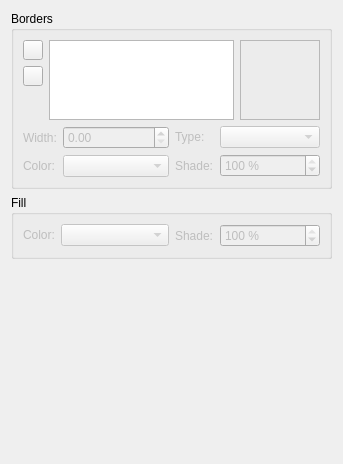
First picture: the form in scribus/ui/propertiespalette_tablebase.ui, repository scribusproject/scribus, before the edit.
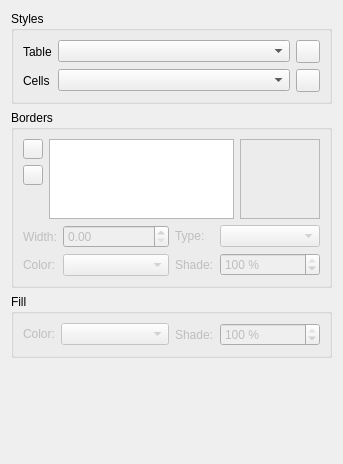
Second picture: the form after the edit. Custom widgets are drawn as their Qt base class.

Commit message: Tables: first part of implementing a gui for table and cell styles.

What changed in the file:
```diff
--- a/scribus/ui/propertiespalette_tablebase.ui
+++ b/scribus/ui/propertiespalette_tablebase.ui
@@ -13,7 +13,76 @@
   <property name="windowTitle">
    <string>Form</string>
   </property>
-  <layout class="QVBoxLayout" name="verticalLayout_4" stretch="1,1,0">
+  <layout class="QVBoxLayout" name="verticalLayout_2">
+   <item>
+    <widget class="QGroupBox" name="groupBox">
+     <property name="title">
+      <string>Styles</string>
+     </property>
+     <layout class="QGridLayout" name="gridLayout">
+      <item row="0" column="0">
+       <widget class="QLabel" name="labelTable">
+        <property name="text">
+         <string>Table</string>
+        </property>
+       </widget>
+      </item>
+      <item row="0" column="1">
+       <widget class="TableStyleComboBox" name="tableStyleCombo">
+        <property name="sizePolicy">
+         <sizepolicy hsizetype="Expanding" vsizetype="Fixed">
+          <horstretch>0</horstretch>
+          <verstretch>0</verstretch>
+         </sizepolicy>
+        </property>
+       </widget>
+      </item>
+      <item row="0" column="2">
+       <widget class="QToolButton" name="buttonClearTableStyle">
+        <property name="text">
+         <string/>
+        </property>
+        <property name="iconSize">
+         <size>
+          <width>16</width>
+          <height>16</height>
+         </size>
+        </property>
+       </widget>
+      </item>
+      <item row="1" column="0">
+       <widget class="QLabel" name="labelCells">
+        <property name="text">
+         <string>Cells</string>
+        </property>
+       </widget>
+      </item>
+      <item row="1" column="1">
+       <widget class="CellStyleComboBox" name="cellStyleCombo">
+        <property name="sizePolicy">
+         <sizepolicy hsizetype="Expanding" vsizetype="Fixed">
+          <horstretch>0</horstretch>
+          <verstretch>0</verstretch>
+         </sizepolicy>
+        </property>
+       </widget>
+      </item>
+      <item row="1" column="2">
+       <widget class="QToolButton" name="buttonClearCellStyle">
+        <property name="text">
+         <string/>
+        </property>
+        <property name="iconSize">
+         <size>
+          <width>16</width>
+          <height>16</height>
+         </size>
+        </property>
+       </widget>
+      </item>
+     </layout>
+    </widget>
+   </item>
    <item>
     <widget class="QGroupBox" name="bordersLayout">
      <property name="title">
@@ -421,6 +490,16 @@
    <extends>QDoubleSpinBox</extends>
    <header>ui/scrspinbox.h</header>
   </customwidget>
+  <customwidget>
+   <class>TableStyleComboBox</class>
+   <extends>QComboBox</extends>
+   <header>ui/spalette.h</header>
+  </customwidget>
+  <customwidget>
+   <class>CellStyleComboBox</class>
+   <extends>QComboBox</extends>
+   <header>ui/spalette.h</header>
+  </customwidget>
  </customwidgets>
  <resources/>
  <connections/>
```
The commit also changes 5 other files.
